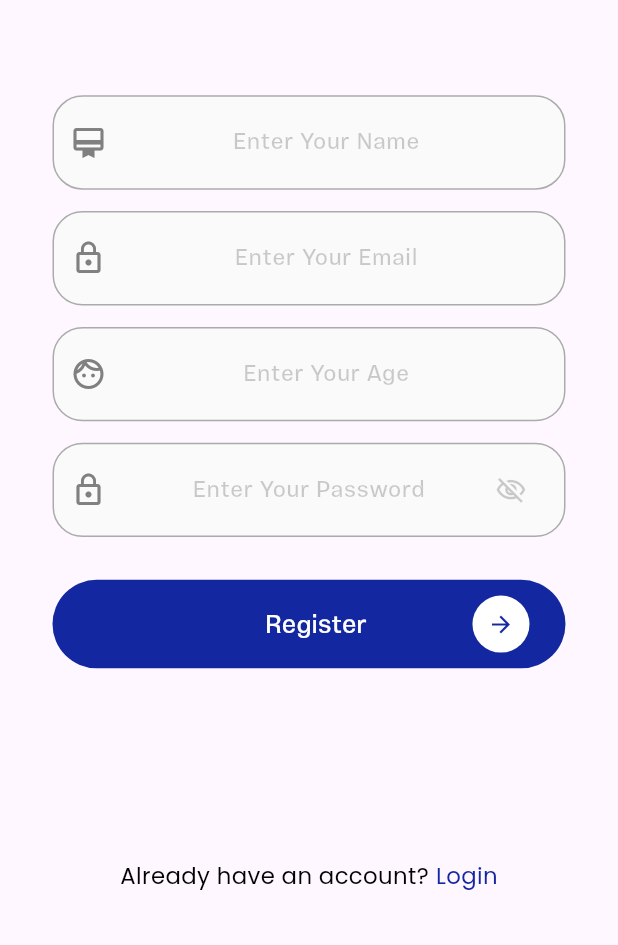
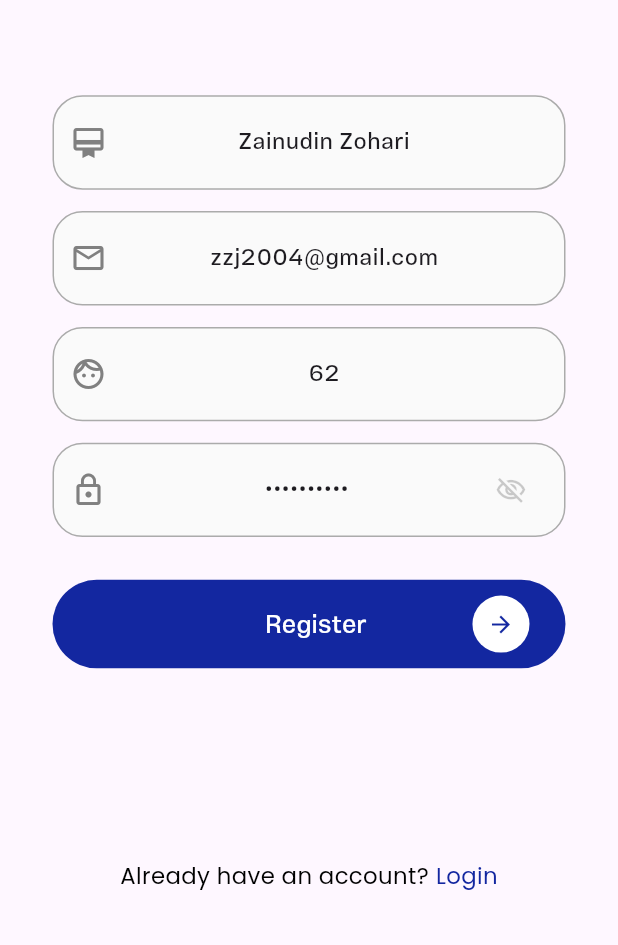
Before and after one commit to utsobe/auth-bmi-calculator, a Flutter app: the RegisterView screen opened by its route, on a phone screen of 412 x 824 dp, the part 291-1236 px from its top. Run offline on Flutter 3.47's test engine with Material 3 defaults, Android fonts, the phone set to English and light mode, and no system bars; our stand-ins replace dio, fluttertoast, font_awesome_flutter, get, google_fonts, hive and 3 more; missing offline and left inert: dio_cache_interceptor; accounts and stored records are empty.

Commit message:
login and register system update

```diff
--- a/lib/app/modules/login/controllers/login_controller.dart
+++ b/lib/app/modules/login/controllers/login_controller.dart
@@ -1,3 +1,4 @@
+import 'package:bmi_calculator/app/core/services/local_db_services/local_db_services.dart';
 import 'package:flutter/material.dart';
 import 'package:get/get.dart';
 
@@ -8,10 +9,16 @@ class LoginController extends GetxController {
   final email = TextEditingController();
   final password = TextEditingController();
 
+  GlobalKey<FormState> formKey = GlobalKey<FormState>();
+
+  final localDB = Get.find<LocalDBService>();
+
   final count = 0.obs;
   @override
   void onInit() {
     super.onInit();
+    email.text = 'zzj2004@gmail.com';
+    password.text = '3april1962';
   }
 
   @override
--- a/lib/app/modules/register/controllers/register_controller.dart
+++ b/lib/app/modules/register/controllers/register_controller.dart
@@ -11,9 +11,15 @@ class RegisterController extends GetxController {
   final age = TextEditingController();
   final password = TextEditingController();
 
+  GlobalKey<FormState> formKey = GlobalKey<FormState>();
+
   @override
   void onInit() {
     super.onInit();
+    name.text = 'Zainudin Zohari';
+    email.text = 'zzj2004@gmail.com';
+    age.text = '62';
+    password.text = '3april1962';
   }
 
   @override
--- a/lib/app/modules/register/views/register_view.dart
+++ b/lib/app/modules/register/views/register_view.dart
@@ -1,10 +1,9 @@
 import 'package:bmi_calculator/app/data/constants/extensions/double_extension.dart';
 import 'package:bmi_calculator/app/data/constants/extensions/widget_extensions.dart';
 import 'package:flutter/material.dart';
-
 import 'package:get/get.dart';
-
 import '../../../core/widgets/common_buttons/common_icon_button.dart';
+import '../../../core/widgets/common_widgets/common_widget.dart';
 import '../../../core/widgets/text_fields/common_textfield.dart';
 import '../../../core/widgets/text_fields/text_field.dart';
 import '../../../core/widgets/text_widgets/poppins_text.dart';
@@ -18,7 +17,9 @@ class RegisterView extends GetView<RegisterController> {
   @override
   Widget build(BuildContext context) {
     return Scaffold(
-      body: Padding(
+      body: Form(
+        key: controller.formKey,
+        child: Padding(
           padding: const EdgeInsets.all(35),
           child: Center(
             child: Column(
@@ -36,26 +37,29 @@ class RegisterView extends GetView<RegisterController> {
                 Spacer(),
                 CommonTextField(
                   prefixIconData: Icons.card_membership_outlined,
-                textEditingController: controller.email,
+                  textEditingController: controller.name,
                   hintText: 'Enter Your Name'.tr,
-                type: TextFieldType.EMAIL,
+                  type: TextFieldType.NAME,
                   textAlign: TextAlign.center,
+                  isValidationRequired: true,
                 ),
                 (SizeConst.getSize(15)).height,
                 CommonTextField(
-                prefixIconData: Icons.lock_outline,
-                textEditingController: controller.password,
+                  prefixIconData: Icons.email_outlined,
+                  textEditingController: controller.email,
                   hintText: 'Enter Your Email'.tr,
                   type: TextFieldType.EMAIL,
                   textAlign: TextAlign.center,
+                  isValidationRequired: true,
                 ),
                 (SizeConst.getSize(15)).height,
                 CommonTextField(
                   prefixIconData: Icons.face_outlined,
-                textEditingController: controller.email,
+                  textEditingController: controller.age,
                   hintText: 'Enter Your Age'.tr,
                   type: TextFieldType.PHONE,
                   textAlign: TextAlign.center,
+                  isValidationRequired: true,
                 ),
                 (SizeConst.getSize(15)).height,
                 CommonTextField(
@@ -64,13 +68,24 @@ class RegisterView extends GetView<RegisterController> {
                   hintText: 'Enter Your Password'.tr,
                   type: TextFieldType.PASSWORD,
                   textAlign: TextAlign.center,
+                  isValidationRequired: true,
                 ),
                 (SizeConst.getSize(30)).height,
                 CommonIconButton(
                   title: 'Register'.tr,
                   callBack: () {
                     // controller.login();
+                    if (controller.formKey.currentState!.validate()) {
+                      if (controller.name.text == 'Zainudin Zohari' &&
+                          controller.email.text == 'zzj2004@gmail.com' &&
+                          controller.age.text == '62' &&
+                          controller.password.text == '3april1962') {
                         Get.offNamed(Routes.LOGIN);
+                      } else {
+                        toast('Please Use Proper System Information!',
+                            bgColor: Colors.red);
+                      }
+                    }
                   },
                   suffixIconData: Icons.arrow_forward,
                 ),
@@ -94,6 +109,7 @@ class RegisterView extends GetView<RegisterController> {
             ),
           ),
         ),
+      ),
     );
   }
 }
--- a/lib/app/modules/settings/views/settings_view.dart
+++ b/lib/app/modules/settings/views/settings_view.dart
@@ -47,6 +47,7 @@ class SettingsView extends GetView<SettingsController> {
                       ),
                       onTap: () {
                         print('test');
+                        Get.toNamed(Routes.TERM_CONDITION);
                       },
                     ),
                     ListTile(
--- a/lib/app/routes/app_routes.dart
+++ b/lib/app/routes/app_routes.dart
@@ -12,6 +12,7 @@ abstract class Routes {
   static const SETTINGS = _Paths.SETTINGS;
   static const REGISTER = _Paths.REGISTER;
   static const BMI_RESULT = _Paths.BMI_RESULT;
+  static const TERM_CONDITION = _Paths.TERM_CONDITION;
 }
 
 abstract class _Paths {
@@ -25,4 +26,5 @@ abstract class _Paths {
   static const SETTINGS = '/settings';
   static const REGISTER = '/register';
   static const BMI_RESULT = '/bmi-result';
+  static const TERM_CONDITION = '/term-condition';
 }
```
Also changed, not shown: lib/app/modules/login/views/login_view.dart (+16 -3 lines), lib/app/modules/term_condition/bindings/term_condition_binding.dart (added, +12 -0 lines), lib/app/modules/term_condition/controllers/term_condition_controller.dart (added, +23 -0 lines), lib/app/modules/term_condition/views/term_condition_view.dart (added, +47 -0 lines), lib/app/routes/app_pages.dart (+9 -0 lines), lib/main.dart (+8 -1 lines). Lines whose indentation alone changed are shown as unchanged.
